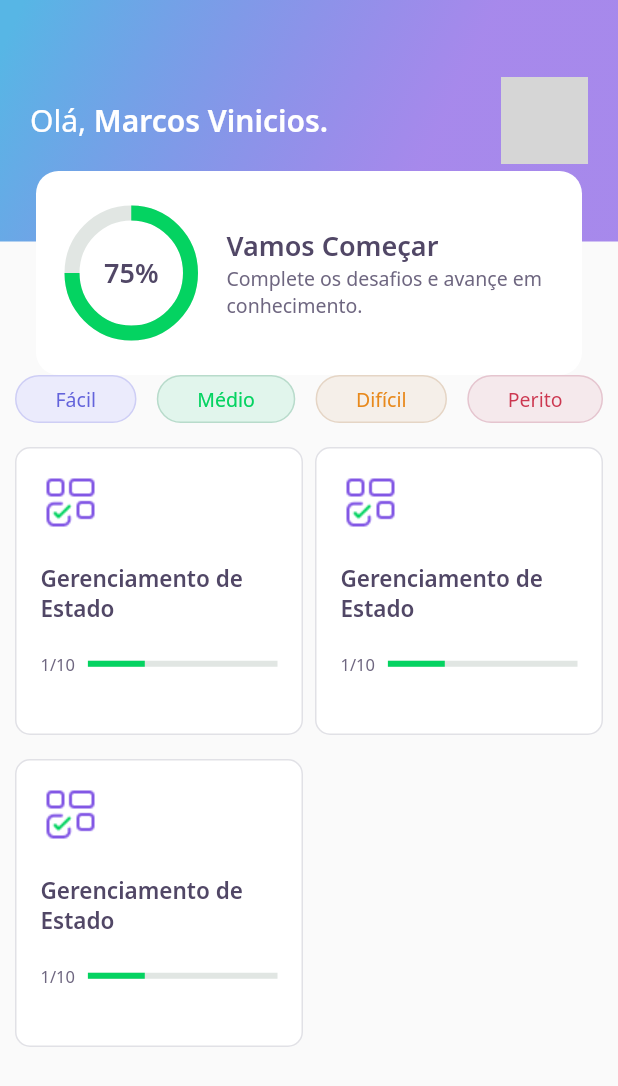
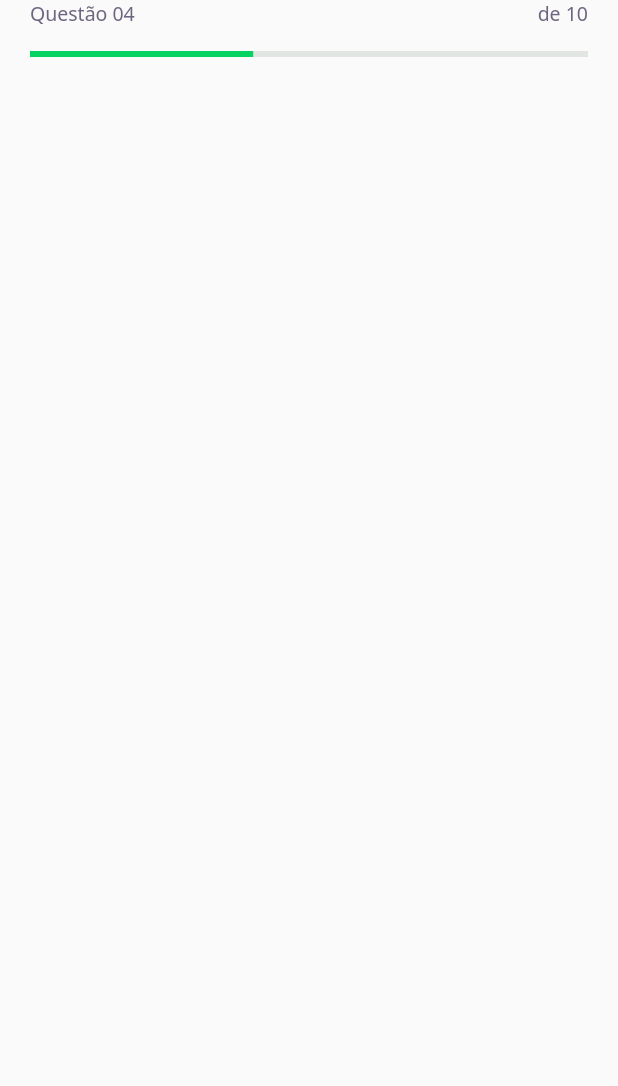
Before and after one commit to 0mvknx/Quiz, a Flutter app: the screen it shows after launch, on a phone screen of 412 x 824 dp. Shown: the top 1086 px of the screen. Run offline on Flutter 3.47's test engine with Material 2 defaults, Android fonts, the phone set to English and light mode, and no system bars; our stand-ins replace google_fonts; grey boxes are pictures that could not be loaded.

Commit message:
quiz card

```diff
--- /dev/null
+++ b/lib/challenge/challenge_page.dart
@@ -0,0 +1,21 @@
+import 'package:flutter/material.dart';
+import 'package:quiz/challenge/question_indicator/question_indicator_widget.dart';
+
+class ChallengePage extends StatefulWidget {
+  const ChallengePage({Key? key}) : super(key: key);
+
+  @override
+  State<ChallengePage> createState() => _ChallengePageState();
+}
+
+class _ChallengePageState extends State<ChallengePage> {
+  @override
+  Widget build(BuildContext context) {
+    return Scaffold(
+      appBar: PreferredSize(
+        preferredSize: Size.fromHeight(60),
+        child: SafeArea(top: true, child: QuestionIndicatorWidget()),
+      ),
+    );
+  }
+}
--- /dev/null
+++ b/lib/challenge/question_indicator/question_indicator_widget.dart
@@ -0,0 +1,31 @@
+import 'package:flutter/material.dart';
+import 'package:quiz/core/app_text_styles.dart';
+import 'package:quiz/shared/widgets/progress_indicator_widget.dart';
+
+class QuestionIndicatorWidget extends StatelessWidget {
+  const QuestionIndicatorWidget({Key? key}) : super(key: key);
+
+  @override
+  Widget build(BuildContext context) {
+    return Padding(
+      padding: const EdgeInsets.symmetric(horizontal: 20),
+      child: Container(
+        child: Column(
+          children: [
+            Row(
+              mainAxisAlignment: MainAxisAlignment.spaceBetween,
+              children: [
+                Text("Questão 04", style: AppTextStyles.body),
+                Text("de 10", style: AppTextStyles.body),
+              ],
+            ),
+            SizedBox(
+              height: 16,
+            ),
+            ProgressIndicatorWidget(value: 0.4)
+          ],
+        ),
+      ),
+    );
+  }
+}
--- a/lib/core/app_widget.dart
+++ b/lib/core/app_widget.dart
@@ -1,4 +1,5 @@
 import 'package:flutter/material.dart';
+import 'package:quiz/challenge/challenge_page.dart';
 import 'package:quiz/home/home_page.dart';
 import 'package:quiz/splash/splash.page.dart';
 
@@ -8,7 +9,7 @@ class AppWidget extends StatelessWidget {
     return MaterialApp(
       debugShowCheckedModeBanner: false,
       title: "DevQuiz",
-      home: HomePage(),
+      home: ChallengePage(),
     );
   }
 }
--- a/lib/home/widgets/quiz_card/quiz_card_widget.dart
+++ b/lib/home/widgets/quiz_card/quiz_card_widget.dart
@@ -2,6 +2,7 @@ import 'package:flutter/material.dart';
 import 'package:quiz/core/app_colors.dart';
 import 'package:quiz/core/app_images.dart';
 import 'package:quiz/core/app_text_styles.dart';
+import 'package:quiz/shared/widgets/progress_indicator_widget.dart';
 
 class QuizCardWidget extends StatelessWidget {
   const QuizCardWidget({Key? key}) : super(key: key);
@@ -46,15 +47,10 @@ class QuizCardWidget extends StatelessWidget {
               ),
               Expanded(
                 flex: 4,
-                child: LinearProgressIndicator(
-                  value: 0.3,
-                  backgroundColor: AppColors.chartSecondary,
-                  valueColor:
-                      AlwaysStoppedAnimation<Color>(AppColors.chartPrimary),
-                ),
+                child: ProgressIndicatorWidget(value: 0.3),
               ),
             ],
-          )
+          ),
         ],
       ),
     );
--- /dev/null
+++ b/lib/shared/widgets/progress_indicator_widget.dart
@@ -0,0 +1,17 @@
+import 'package:flutter/material.dart';
+import 'package:quiz/core/app_colors.dart';
+
+class ProgressIndicatorWidget extends StatelessWidget {
+  final double value;
+  const ProgressIndicatorWidget({Key? key, required this.value})
+      : super(key: key);
+
+  @override
+  Widget build(BuildContext context) {
+    return LinearProgressIndicator(
+      value: value,
+      backgroundColor: AppColors.chartSecondary,
+      valueColor: AlwaysStoppedAnimation<Color>(AppColors.chartPrimary),
+    );
+  }
+}
```
